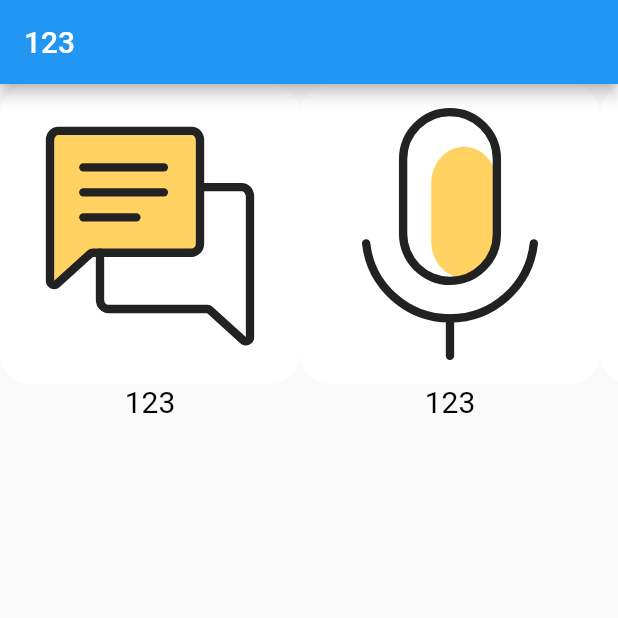
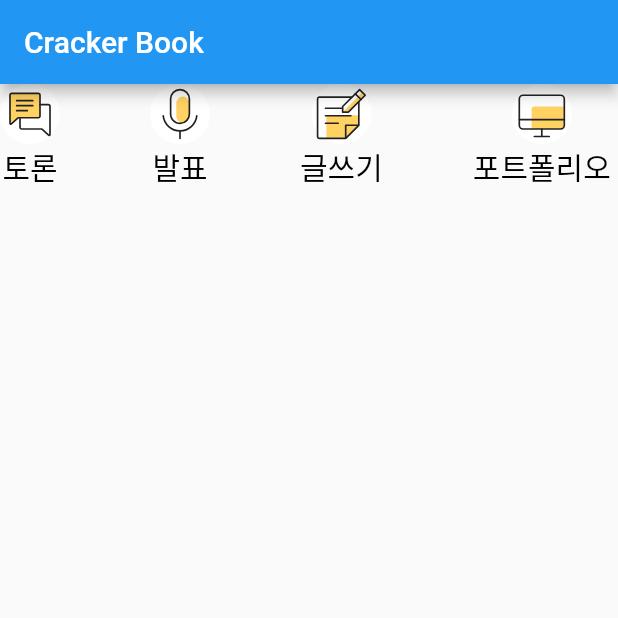
Before and after one commit to ahn-kj/flutter-cracker-book, a Flutter app: the screen it shows after launch, on a phone screen of 412 x 824 dp, the top half of it. Run offline on Flutter 3.47's test engine with Material 2 defaults, Android fonts, the phone set to English and light mode, and no system bars; our stand-ins replace flutter_svg.

Commit message:
헤더 추가

```diff
--- a/lib/main.dart
+++ b/lib/main.dart
@@ -1,5 +1,6 @@
 import 'package:flutter/material.dart';
-import 'ui/round_image_button.dart';
+import 'ui/books_header.dart';
+import 'model/books_header_model.dart';
 
 void main() {
   runApp(MyApp());
@@ -7,6 +8,15 @@ void main() {
 
 class MyApp extends StatelessWidget {
   // This widget is the root of your application.
+  List<BooksHeaderModel> models = [
+    BooksHeaderModel("토론", "assets/images/chats.svg"),
+    BooksHeaderModel("발표", "assets/images/microphone.svg"),
+    BooksHeaderModel("글쓰기", "assets/images/note.svg"),
+    BooksHeaderModel("포트폴리오", "assets/images/desktop.svg"),
+    BooksHeaderModel("기타", "assets/images/etc.svg"),
+    BooksHeaderModel("기타", "assets/images/etc.svg"),
+    BooksHeaderModel("기타", "assets/images/etc.svg"),
+  ];
   @override
   Widget build(BuildContext context) {
     return MaterialApp(
@@ -27,138 +37,8 @@ class MyApp extends StatelessWidget {
             appBar: AppBar(
               // Here we take the value from the MyHomePage object that was created by
               // the App.build method, and use it to set our appbar title.
-              title: Text("123"),
+              title: Text("Cracker Book"),
             ),
-            body: Center(
-                child: SingleChildScrollView(
-                    scrollDirection: Axis.horizontal,
-                    child: Row(children: [
-                      Column(children: [
-                        RoundImageButton(200, 200, "assets/images/chats.svg"),
-                        Text("123",
-                            style: new TextStyle(
-                              fontSize: 20.0,
-                              color: Colors.black,
-                            ))
-                      ]),
-                      Column(children: [
-                        RoundImageButton(
-                            200, 200, "assets/images/microphone.svg"),
-                        Text("123",
-                            style: new TextStyle(
-                              fontSize: 20.0,
-                              color: Colors.black,
-                            ))
-                      ]),
-                      Column(children: [
-                        RoundImageButton(200, 200, "assets/images/note.svg"),
-                        Text("123",
-                            style: new TextStyle(
-                              fontSize: 20.0,
-                              color: Colors.black,
-                            ))
-                      ]),
-                      Column(children: [
-                        RoundImageButton(200, 200, "assets/images/desktop.svg"),
-                        Text("123",
-                            style: new TextStyle(
-                              fontSize: 20.0,
-                              color: Colors.black,
-                            ))
-                      ]),
-                      Column(children: [
-                        RoundImageButton(200, 200, "assets/images/etc.svg"),
-                        Text("123",
-                            style: new TextStyle(
-                              fontSize: 20.0,
-                              color: Colors.black,
-                            ))
-                      ])
-                    ])))));
+            body: Center(child: BooksHeader(this.models))));
   }
 }
-
-class MyHomePage extends StatefulWidget {
-  MyHomePage({Key? key, required this.title}) : super(key: key);
-
-  // This widget is the home page of your application. It is stateful, meaning
-  // that it has a State object (defined below) that contains fields that affect
-  // how it looks.
-
-  // This class is the configuration for the state. It holds the values (in this
-  // case the title) provided by the parent (in this case the App widget) and
-  // used by the build method of the State. Fields in a Widget subclass are
-  // always marked "final".
-
-  final String title;
-
-  @override
-  _MyHomePageState createState() => _MyHomePageState();
-}
-
-class _MyHomePageState extends State<MyHomePage> {
-  int _counter = 0;
-
-  void _incrementCounter() {
-    setState(() {
-      // This call to setState tells the Flutter framework that something has
-      // changed in this State, which causes it to rerun the build method below
-      // so that the display can reflect the updated values. If we changed
-      // _counter without calling setState(), then the build method would not be
-      // called again, and so nothing would appear to happen.
-      _counter++;
-    });
-  }
-
-  @override
-  Widget build(BuildContext context) {
-    // This method is rerun every time setState is called, for instance as done
-    // by the _incrementCounter method above.
-    //
-    // The Flutter framework has been optimized to make rerunning build methods
-    // fast, so that you can just rebuild anything that needs updating rather
-    // than having to individually change instances of widgets.
-    return Scaffold(
-      appBar: AppBar(
-        // Here we take the value from the MyHomePage object that was created by
-        // the App.build method, and use it to set our appbar title.
-        title: Text(widget.title),
-      ),
-      body: Center(
-        // Center is a layout widget. It takes a single child and positions it
-        // in the middle of the parent.
-        child: Column(
-          // Column is also a layout widget. It takes a list of children and
-          // arranges them vertically. By default, it sizes itself to fit its
-          // children horizontally, and tries to be as tall as its parent.
-          //
-          // Invoke "debug painting" (press "p" in the console, choose the
-          // "Toggle Debug Paint" action from the Flutter Inspector in Android
-          // Studio, or the "Toggle Debug Paint" command in Visual Studio Code)
-          // to see the wireframe for each widget.
-          //
-          // Column has various properties to control how it sizes itself and
-          // how it positions its children. Here we use mainAxisAlignment to
-          // center the children vertically; the main axis here is the vertical
-          // axis because Columns are vertical (the cross axis would be
-          // horizontal).
-          mainAxisAlignment: MainAxisAlignment.center,
-          children: <Widget>[
-            Text(
-              'You have pushed the button this many times:',
-            ),
-            Text(
-              '$_counter',
-              style: Theme.of(context).textTheme.headline4,
-            ),
-          ],
-        ),
-      ),
-      floatingActionButton: FloatingActionButton(
-        onPressed: _incrementCounter,
-        tooltip: 'Increment',
-        child: Icon(Icons.add),
-      ), // This trailing comma makes auto-formatting nicer for build methods.
-    );
-  }
-}
--- /dev/null
+++ b/lib/model/books_header_model.dart
@@ -0,0 +1,8 @@
+class BooksHeaderModel {
+  String title = "";
+  String imagePath = "";
+  BooksHeaderModel(String title, String imagePath) {
+    this.title = title;
+    this.imagePath = imagePath;
+  }
+}
--- /dev/null
+++ b/lib/ui/books_header.dart
@@ -0,0 +1,38 @@
+import 'package:flutter/material.dart';
+import 'round_image_button.dart';
+import '../model/books_header_model.dart';
+
+class BooksHeader extends StatelessWidget {
+  double iconWidth = 40;
+  double iconHeight = 40;
+  Color iconBackgroundColor = Colors.white;
+  double marginRow = 60;
+  List<BooksHeaderModel> booksHeaderModels = [];
+  BooksHeader(List<BooksHeaderModel> booksHeaderModels) {
+    this.booksHeaderModels = booksHeaderModels;
+  }
+
+  List<Widget> _buidColumnList() {
+    List<Widget> list = [];
+    for (BooksHeaderModel model in this.booksHeaderModels) {
+      list.add(Column(children: [
+        RoundImageButton(iconWidth, iconHeight, model.imagePath),
+        Text(model.title,
+            style: new TextStyle(
+              fontSize: 20.0,
+              color: Colors.black,
+            ))
+      ]));
+      list.add(SizedBox(width: marginRow));
+    }
+
+    return list;
+  }
+
+  @override
+  Widget build(BuildContext context) {
+    return SingleChildScrollView(
+        scrollDirection: Axis.horizontal,
+        child: Row(children: _buidColumnList()));
+  }
+}
```
Also changed, not shown: lib/ui/round_image_with_text_button.dart (deleted, +0 -18 lines), lib/ui/horizontal_list.dart (deleted).
